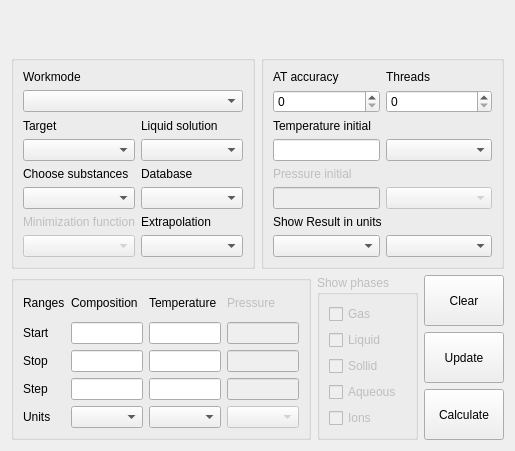
Above: src/calculationparameters.ui from alexonemore/atc before the change. Below: the same form after it.
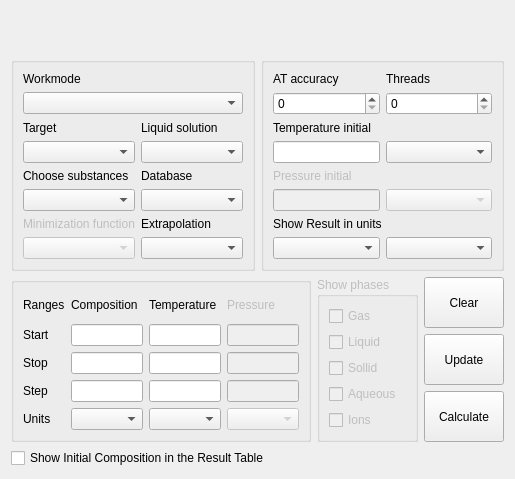
That is the form after the change. Custom widgets are drawn as their Qt base class.

Diff of the .ui file:
```diff
--- a/src/calculationparameters.ui
+++ b/src/calculationparameters.ui
@@ -7,7 +7,7 @@
     <x>0</x>
     <y>0</y>
     <width>508</width>
-    <height>451</height>
+    <height>479</height>
    </rect>
   </property>
   <property name="sizePolicy">
@@ -524,6 +524,13 @@
      </item>
     </layout>
    </item>
+   <item>
+    <widget class="QCheckBox" name="show_initial_in_result">
+     <property name="text">
+      <string>Show Initial Composition in the Result Table</string>
+     </property>
+    </widget>
+   </item>
   </layout>
  </widget>
  <customwidgets>
```
